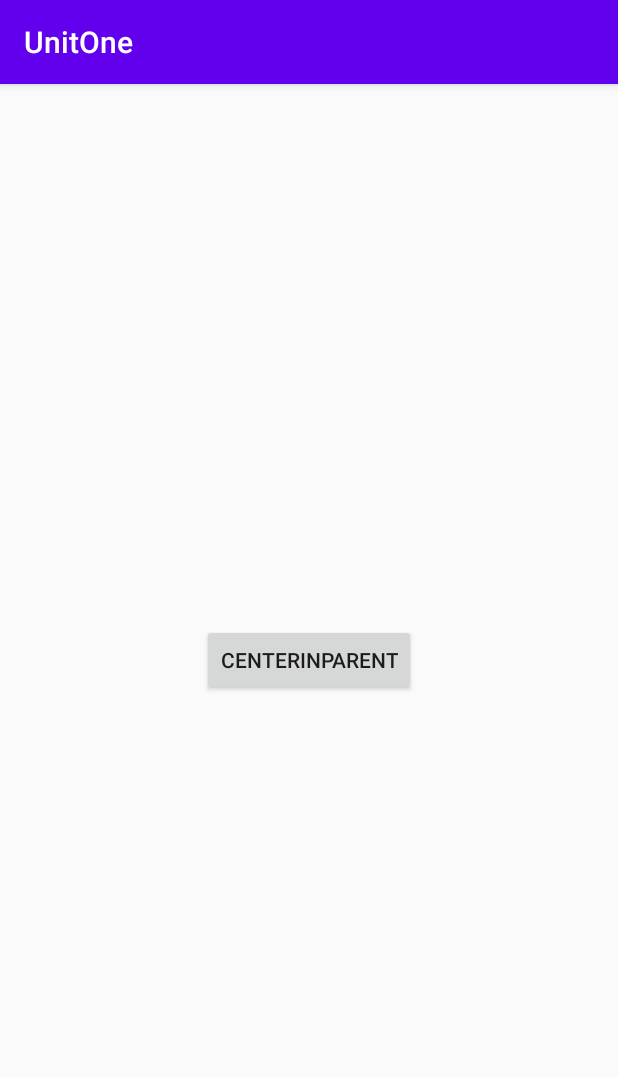
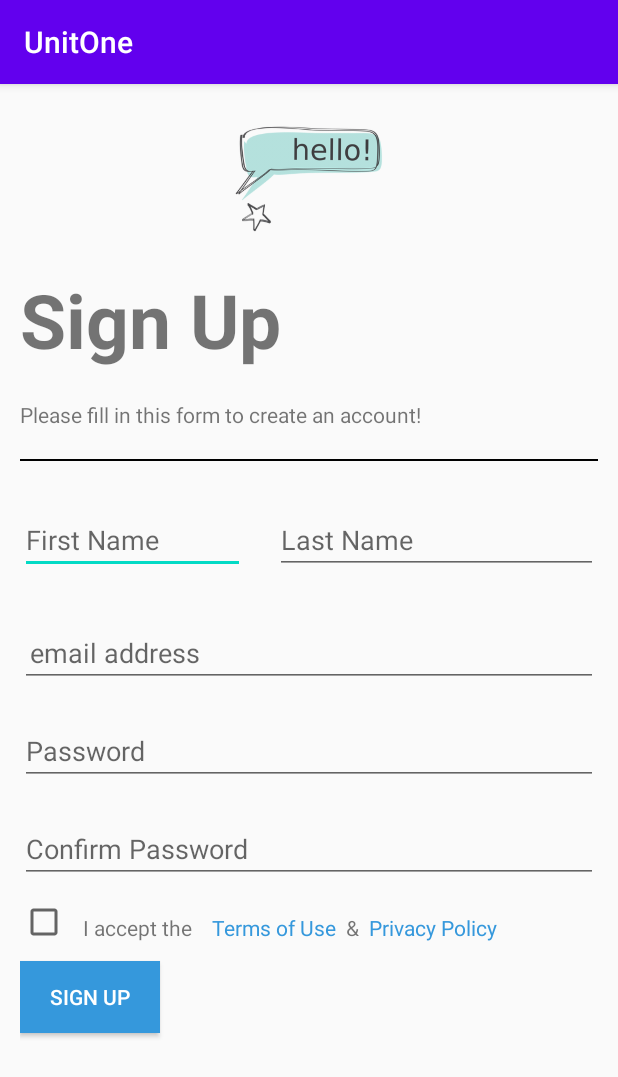
Before and after one commit to arvindkr7/AndroidDevelopment, an Android app: the screen it shows after launch (RelativeLayout before the commit, SignUp after it), on a phone screen of 412 x 824 dp. Shown: the top 1077 px of the screen. Run offline under Robolectric (Android 15) with nearby library versions, the phone set to English and light mode, and no system bars.

Commit message:
SignUp Form completed

```diff
--- a/unitOne/app/src/main/AndroidManifest.xml
+++ b/unitOne/app/src/main/AndroidManifest.xml
@@ -9,15 +9,11 @@
         android:roundIcon="@mipmap/ic_launcher_round"
         android:supportsRtl="true"
         android:theme="@style/AppTheme">
-        <activity android:name=".P2LinearLayoutDemo">
-
-
+        <activity android:name=".RelativeLayout">
         </activity>
-
-
-
+        <activity android:name=".P2LinearLayoutDemo"></activity>
         <activity android:name=".MainActivity" />
-        <activity android:name=".RelativeLayout">
+        <activity android:name=".SignUp">
             <intent-filter>
                 <action android:name="android.intent.action.MAIN" />
 
--- /dev/null
+++ b/unitOne/app/src/main/java/com/example/unitone/SignUp.java
@@ -0,0 +1,14 @@
+package com.example.unitone;
+
+import androidx.appcompat.app.AppCompatActivity;
+
+import android.os.Bundle;
+
+public class SignUp extends AppCompatActivity {
+
+    @Override
+    protected void onCreate(Bundle savedInstanceState) {
+        super.onCreate(savedInstanceState);
+        setContentView(R.layout.activity_sign_up);
+    }
+}
--- /dev/null
+++ b/unitOne/app/src/main/res/layout/activity_sign_up.xml
@@ -0,0 +1,166 @@
+<?xml version="1.0" encoding="utf-8"?>
+<RelativeLayout xmlns:android="http://schemas.android.com/apk/res/android"
+    xmlns:app="http://schemas.android.com/apk/res-auto"
+    xmlns:tools="http://schemas.android.com/tools"
+    android:layout_width="match_parent"
+    android:layout_height="match_parent"
+    android:layout_margin="20px"
+
+    tools:context=".SignUp">
+
+    <ImageView
+        android:id="@+id/logo"
+        android:layout_width="wrap_content"
+        android:layout_height="100dp"
+        android:layout_centerHorizontal="true"
+        android:src="@drawable/hello"
+        />
+
+    <TextView
+        android:id="@+id/head"
+        android:layout_width="wrap_content"
+        android:layout_height="wrap_content"
+        android:text="Sign Up"
+        android:textSize="50dp"
+        android:textStyle="bold"
+        android:layout_marginVertical="15px"
+        android:layout_below="@+id/logo"
+
+
+
+        />
+    <TextView
+        android:id="@+id/desc"
+        android:layout_width="wrap_content"
+        android:layout_height="wrap_content"
+        android:text="Please fill in this form to create an account!"
+        android:layout_below="@+id/head"
+        android:layout_marginVertical="15px"
+        />
+    <TableRow
+        android:id="@+id/hr1"
+        android:layout_below="@+id/desc"
+        android:layout_height="1dp"
+        android:layout_width="match_parent"
+        android:layout_marginVertical="15px"
+        android:background="@color/black"
+        />
+    <EditText
+        android:id="@+id/firstName"
+        android:layout_width="150dp"
+
+        android:layout_height="wrap_content"
+        android:hint="First Name"
+        android:layout_below="@+id/hr1"
+        android:inputType="text"
+        android:layout_marginVertical="30px"
+        />
+
+    <EditText
+        android:id="@+id/lastName"
+        android:layout_width="fill_parent"
+        android:layout_height="wrap_content"
+        android:layout_below="@+id/hr1"
+        android:layout_toRightOf="@+id/firstName"
+        android:hint="Last Name"
+        android:layout_marginLeft="30px"
+        android:inputType="text"
+        android:layout_marginVertical="30px"
+        />
+
+    <EditText
+        android:id="@+id/emailid"
+        android:layout_width="match_parent"
+        android:layout_height="wrap_content"
+        android:layout_below="@+id/firstName"
+        android:layout_alignParentLeft="true"
+        android:hint="email address"
+        android:inputType="textEmailAddress"
+        android:layout_marginVertical="15px"
+        android:paddingHorizontal="10px"
+         />
+
+    <EditText
+        android:id="@+id/pasword"
+        android:layout_width="match_parent"
+        android:layout_height="wrap_content"
+        android:layout_below="@+id/emailid"
+        android:layout_marginVertical="15px"
+        android:hint="Password"
+        android:inputType="textPassword"
+        />
+    <EditText
+        android:layout_width="match_parent"
+        android:layout_height="wrap_content"
+        android:layout_marginVertical="15px"
+        android:hint="Confirm Password"
+        android:id="@+id/confirmPassword"
+        android:layout_below="@+id/pasword"
+        android:inputType="textPassword"
+
+        />
+    <CheckBox
+        android:layout_width="wrap_content"
+        android:layout_height="wrap_content"
+        android:id="@+id/checkbox"
+        android:layout_below="@+id/confirmPassword"
+        android:checked="false"
+        />
+    <TextView
+        android:layout_width="wrap_content"
+        android:layout_height="wrap_content"
+        android:id="@+id/Iagree"
+        android:text="I accept the"
+        android:layout_toRightOf="@+id/checkbox"
+        android:layout_below="@+id/confirmPassword"
+        android:layout_margin="15px"
+        />
+    <TextView
+        android:layout_width="wrap_content"
+        android:layout_height="wrap_content"
+        android:id="@+id/terms"
+        android:text="Terms of Use"
+        android:textColor="@color/skyBlue"
+        android:layout_toRightOf="@+id/Iagree"
+        android:layout_below="@+id/confirmPassword"
+        android:layout_marginHorizontal="5px"
+        android:layout_marginTop="15px"
+        />
+    <TextView
+        android:layout_width="wrap_content"
+        android:layout_height="wrap_content"
+        android:id="@+id/and"
+        android:text="&amp;"
+        android:layout_below="@+id/confirmPassword"
+        android:layout_toRightOf="@+id/terms"
+        android:layout_marginHorizontal="5px"
+        android:layout_marginTop="15px"
+        />
+    <TextView
+        android:layout_width="wrap_content"
+        android:layout_height="wrap_content"
+        android:id="@+id/privacyPolicy"
+        android:text="Privacy Policy"
+        android:layout_toRightOf="@+id/and"
+        android:layout_below="@+id/confirmPassword"
+        android:textColor="@color/skyBlue"
+        android:layout_marginHorizontal="5px"
+        android:layout_marginTop="15px"
+        />
+
+    <Button
+        android:layout_width="wrap_content"
+        android:layout_height="wrap_content"
+        android:id="@+id/SignuUp"
+        android:text="Sign Up"
+        android:textColor="@color/white"
+        android:background="@color/skyBlue"
+        android:layout_below="@+id/checkbox"
+        android:paddingHorizontal="30px"
+        android:layout_marginVertical="15px"
+        />
+
+
+
+
+</RelativeLayout>
--- a/unitOne/app/src/main/res/values/colors.xml
+++ b/unitOne/app/src/main/res/values/colors.xml
@@ -5,4 +5,6 @@
     <color name="colorAccent">#03DAC5</color>
     <color name="black">#000000</color>
     <color name="white">#FFFFFF</color>
+    <color name="grey">#c0c0c0</color>
+    <color name="skyBlue">#3598dc</color>
 </resources>
```
Also changed, not shown: unitOne/app/src/main/res/drawable/hello.png (added).
